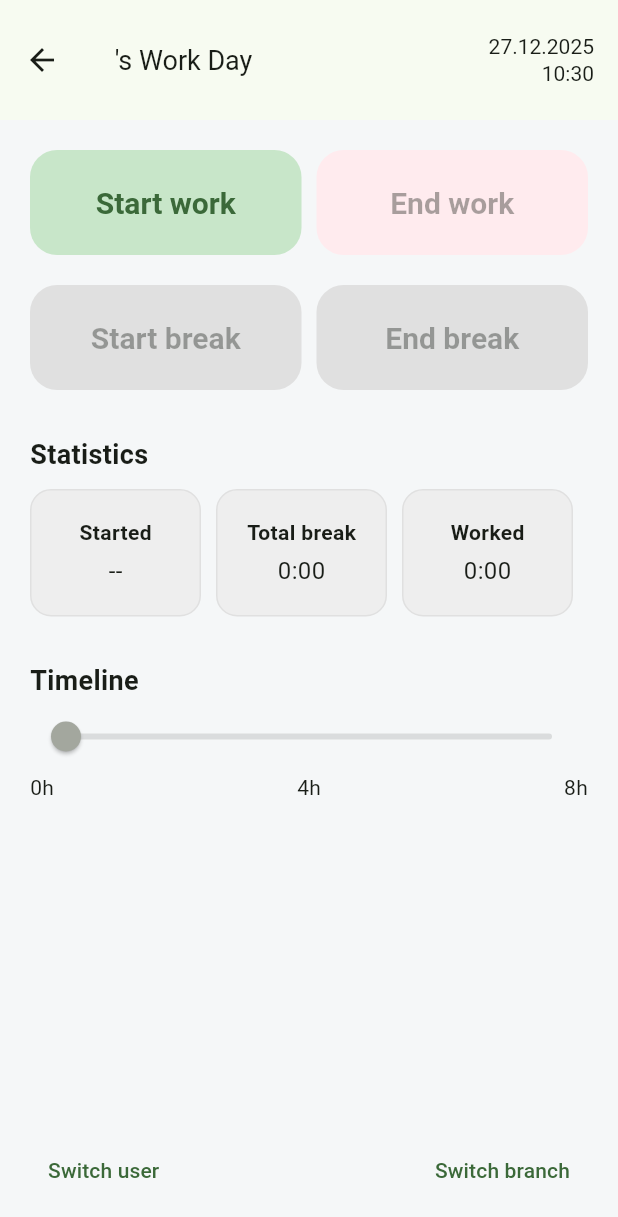
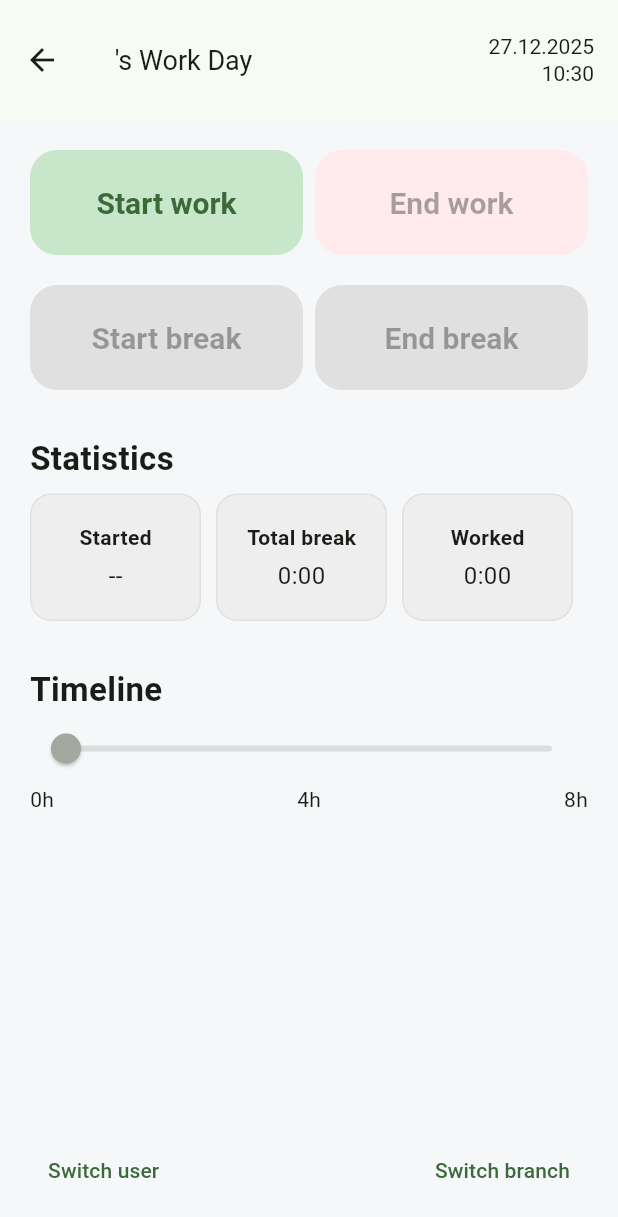
Before and after one commit to ANBPay-Training/Time_Register, a Flutter app: the MyWorkDayPage screen opened directly with empty values, on a phone screen of 412 x 824 dp. Shown: the top 1217 px of the screen. Run offline on Flutter 3.47's test engine with Material 3 defaults, Android fonts, the phone set to English and light mode, and no system bars; our stand-ins replace cloud_firestore, firebase_core, flutter_riverpod, shared_preferences; accounts and stored records are empty.

Commit message:
firebase connection and app_cpmstamts.dart in my_work_day_page

```diff
--- a/lib/main.dart
+++ b/lib/main.dart
@@ -1,3 +1,4 @@
+import 'package:firebase_core/firebase_core.dart';
 import 'package:flutter/material.dart';
 import 'package:flutter_riverpod/flutter_riverpod.dart';
 import 'package:time_register_flutter/core/constants/routes.dart';
@@ -7,8 +8,11 @@ import 'package:time_register_flutter/screens/login_page.dart';
 import 'package:time_register_flutter/screens/users_page.dart';
 import 'package:time_register_flutter/screens/error_page.dart';
 import 'package:time_register_flutter/models/user_model.dart';
+import 'firebase_options.dart';
 
-void main() {
+void main() async {
+  WidgetsFlutterBinding.ensureInitialized();
+  await Firebase.initializeApp(options: DefaultFirebaseOptions.currentPlatform);
   runApp(const ProviderScope(child: MyApp()));
 }
 
--- a/lib/screens/login_page.dart
+++ b/lib/screens/login_page.dart
@@ -3,6 +3,8 @@ import 'package:time_register_flutter/wigets/log_in/email_text_field.dart';
 import 'package:time_register_flutter/wigets/log_in/log_in_countinue_button.dart';
 import 'package:time_register_flutter/wigets/top_stepper.dart';
 
+import '../models/user_model.dart';
+import '../services/firestore_service.dart';
 import '../wigets/log_in/labeled_field.dart';
 import '../wigets/log_in/password_text_field.dart';
 
--- a/lib/screens/my_work_day_page.dart
+++ b/lib/screens/my_work_day_page.dart
@@ -1,7 +1,7 @@
 import 'package:flutter/material.dart';
-
 import 'package:time_register_flutter/wigets/work_dag/stat_column.dart';
 import '../controllers/work_day_controller.dart';
+import '../core/constants/app_constants.dart';
 import '../models/work_day_model.dart';
 import '../wigets/work_dag/app_bar.dart';
 import '../wigets/work_dag/end_break_button.dart';
@@ -30,8 +30,8 @@ class MyWorkDayPage extends StatefulWidget {
 
 class _MyWorkDayPageState extends State<MyWorkDayPage> {
   late WorkDayController c;
-  bool isLoading = true; // Tilføjelse af state for loading
-  String? errorMessage; // Tilføjelse af state for fejl
+  bool isLoading = true;
+  String? errorMessage;
 
   @override
   void initState() {
@@ -70,11 +70,11 @@ class _MyWorkDayPageState extends State<MyWorkDayPage> {
       appBar: MyWorkDayAppBar(userName: widget.userName),
 
       body: Padding(
-        padding: const EdgeInsets.all(20.0),
+        padding: const EdgeInsets.all(AppConstants.spacingLarge),
         child: Column(
           crossAxisAlignment: CrossAxisAlignment.start,
           children: [
-            // Start / End buttons
+            // Start / End buttons row
             Row(
               children: [
                 Expanded(
@@ -84,7 +84,7 @@ class _MyWorkDayPageState extends State<MyWorkDayPage> {
                     onPressed: () => setState(() {}),
                   ),
                 ),
-                SizedBox(width: 10),
+                SizedBox(width: AppConstants.spacingMedium),
                 Expanded(
                   child: EndWorkButton(
                     userId: widget.userId,
@@ -94,8 +94,10 @@ class _MyWorkDayPageState extends State<MyWorkDayPage> {
                 ),
               ],
             ),
-            const SizedBox(height: 20),
-            // Break buttons
+
+            const SizedBox(height: AppConstants.spacingLarge),
+
+            // Break buttons row
             Row(
               children: [
                 Expanded(
@@ -105,7 +107,7 @@ class _MyWorkDayPageState extends State<MyWorkDayPage> {
                     onPressed: () => setState(() {}),
                   ),
                 ),
-                SizedBox(width: 10),
+                SizedBox(width: AppConstants.spacingMedium),
                 Expanded(
                   child: EndBreakButton(
                     c: c,
@@ -115,13 +117,18 @@ class _MyWorkDayPageState extends State<MyWorkDayPage> {
                 ),
               ],
             ),
-            const SizedBox(height: 30),
-            // Statistics
+
+            const SizedBox(height: AppConstants.spacingXLarge),
+
+            // Statistics title
             Text(
               "Statistics",
-              style: TextStyle(fontSize: 18, fontWeight: FontWeight.bold),
+              style: AppConstants.buttonTextStyle.copyWith(fontSize: 22),
             ),
-            SizedBox(height: 10),
+
+            const SizedBox(height: AppConstants.spacingMedium),
+
+            // Stats row
             Row(
               mainAxisAlignment: MainAxisAlignment.spaceBetween,
               children: [
@@ -145,22 +152,29 @@ class _MyWorkDayPageState extends State<MyWorkDayPage> {
                 ),
               ],
             ),
-            SizedBox(height: 30),
+
+            const SizedBox(height: AppConstants.spacingXLarge),
+
+            // Timeline title
             Text(
               "Timeline",
-              style: TextStyle(fontSize: 18, fontWeight: FontWeight.bold),
+              style: AppConstants.buttonTextStyle.copyWith(fontSize: 22),
             ),
+
             Slider(
               value: workedHours.clamp(0, 8),
               min: 0,
               max: 8,
               onChanged: null,
             ),
+
             Row(
               mainAxisAlignment: MainAxisAlignment.spaceBetween,
               children: const [Text("0h"), Text("4h"), Text("8h")],
             ),
+
             const Spacer(),
+
             Row(
               mainAxisAlignment: MainAxisAlignment.spaceBetween,
               children: [
--- a/pubspec.yaml
+++ b/pubspec.yaml
@@ -27,6 +27,10 @@ dependencies:
   # --- UI ---
   cupertino_icons: ^1.0.8
 
+  # -- firebase_storage:
+  firebase_core: ^2.27.0
+  cloud_firestore: ^4.15.0
+
 dev_dependencies:
   flutter_test:
     sdk: flutter
```
Also changed, not shown: lib/services/firestore_service.dart (added, +36 -0 lines), lib/wigets/branch/branch_continue_button.dart (+8 -12 lines), firebase.json (added), lib/firebase_options.dart (added), pubspec.lock, 5 other files.
